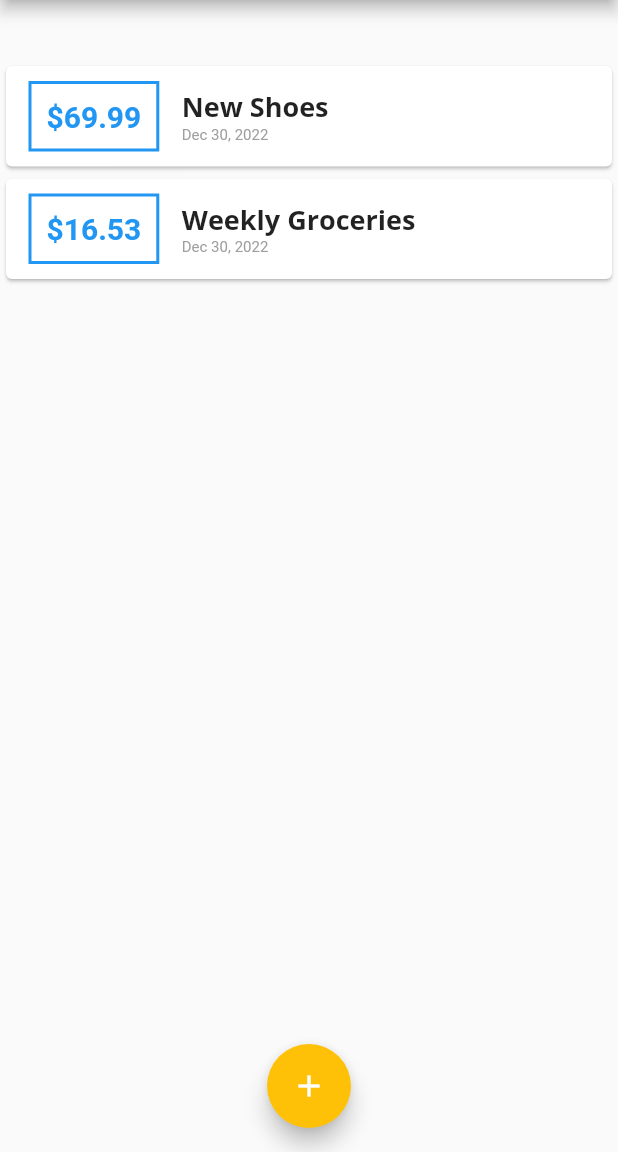
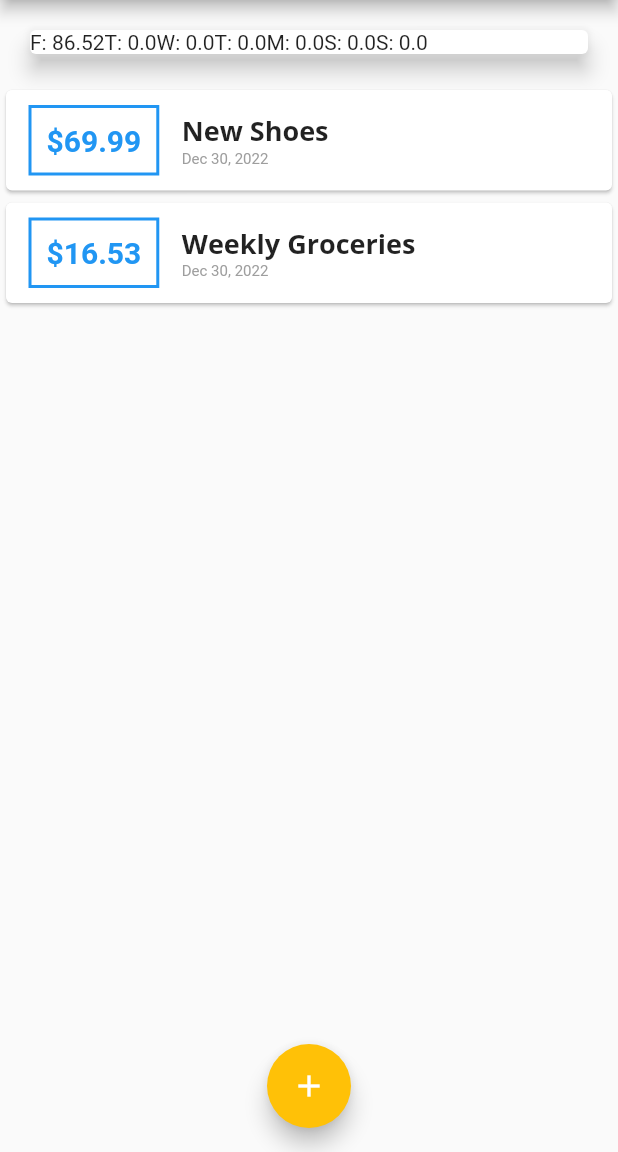
Before and after one commit to Azuos0/flutter-personal-expenses-app, a Flutter app: the screen it shows after launch, on a phone screen of 412 x 824 dp, the part 84-1236 px from its top. Run offline on Flutter 3.47's test engine with Material 2 defaults, Android fonts, the phone set to English and light mode, and no system bars.

Commit message:
creating bars for chart

```diff
--- a/lib/widgets/charts.dart
+++ b/lib/widgets/charts.dart
@@ -21,7 +21,10 @@ class Chart extends StatelessWidget {
         }
       }
 
-      return {'day': DateFormat.E().format(weekDay), 'amount': totalSum};
+      return {
+        'day': DateFormat.E().format(weekDay).substring(0, 1),
+        'amount': totalSum,
+      };
     });
   }
 
@@ -30,7 +33,10 @@ class Chart extends StatelessWidget {
     return Card(
       elevation: 6,
       margin: const EdgeInsets.all(20),
-      child: Row(children: []),
+      child: Row(
+          children: groupedTransactionValues.map((data) {
+        return Text('${data["day"]}: ${data["amount"].toString()}');
+      }).toList()),
     );
   }
 }
```
Also changed, not shown: lib/widgets/charts_bars.dart (added, +51 -0 lines).
